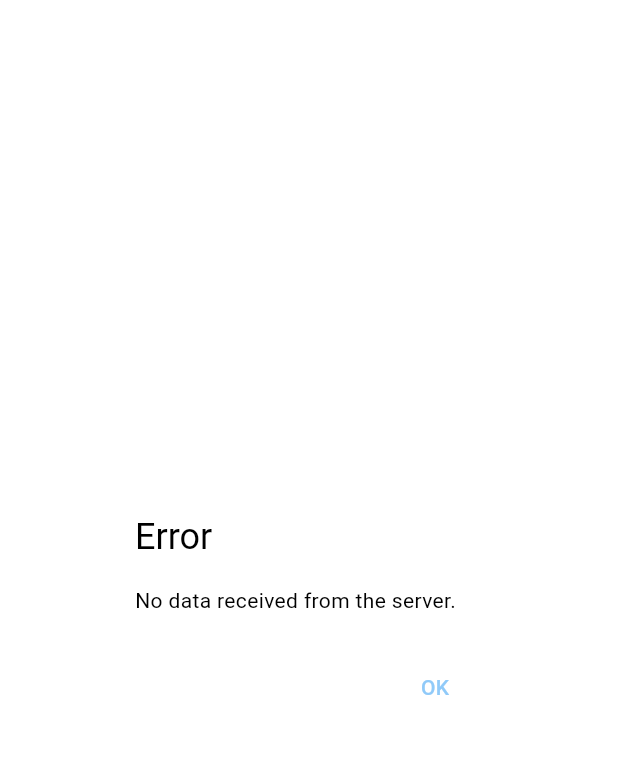
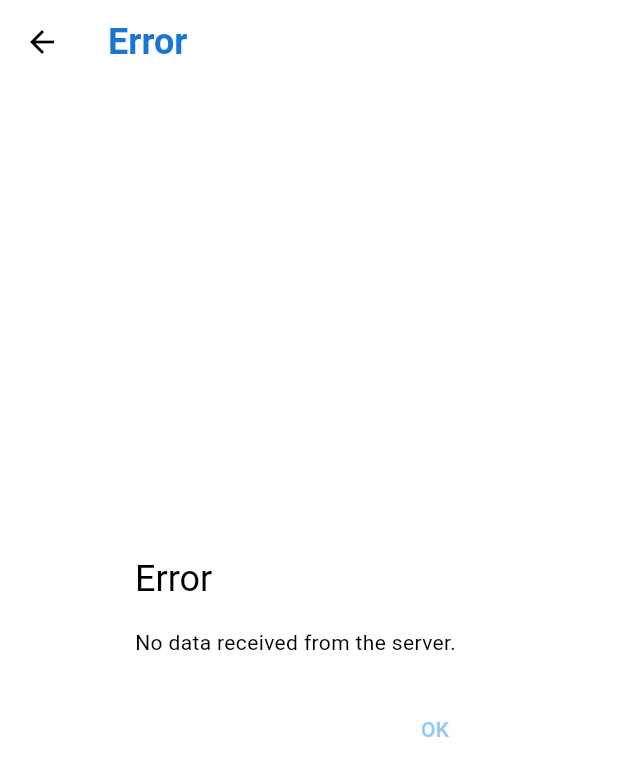
Before and after one commit to BenCrook05/puzzle_solver, a Flutter app: the ApiResponseHandler screen opened directly with empty values, on a phone screen of 412 x 824 dp. Shown: the top 776 px of the screen. Run offline on Flutter 3.47's test engine with Material 3 defaults, Android fonts, the phone set to English and light mode, and no system bars; our stand-ins replace camera, shared_preferences; accounts and stored records are empty.

Commit message:
changed buttons to inkwells to reduce lag and added error scaffold to reduce screen jumps

```diff
--- a/sodoku_solver/lib/apiresponsehandler.dart
+++ b/sodoku_solver/lib/apiresponsehandler.dart
@@ -17,47 +17,31 @@ class ApiResponseHandler extends StatelessWidget {
           print("Response data:   ");
           print(snapshot.data);
           if (snapshot.hasError) {
-            return AlertDialog(
-              title: const Text("Connection Error"),
-              content: Text("${snapshot.error}"),
-              actions: [
-                TextButton(
-                  onPressed: () => Navigator.of(context).pop(),
-                  child: const Text("OK"),
-                ),
-              ],
+            return _buildErrorScaffold(
+              context,
+              "Connection Error",
+              "${snapshot.error}",
             );
           }
           if (snapshot.data == null || snapshot.data!.isEmpty) {
-            return AlertDialog(
-              title: const Text("Error"),
-              content: const Text("No data received from the server."),
-              actions: [
-                TextButton(
-                  onPressed: () => Navigator.of(context).pop(),
-                  child: const Text("OK"),
-                ),
-              ],
+            return _buildErrorScaffold(
+              context,
+              "Error",
+              "No data received from the server.",
             );
           }
           try {
             var responseData = jsonDecode(snapshot.data ?? '');
             String responseFlag = responseData["flag"];
             if (responseFlag == "error") {
-              return AlertDialog(
-                title: const Text("Error"),
-                content: Text(responseData["message"]),
-                actions: [
-                  TextButton(
-                    onPressed: () => Navigator.of(context).pop(),
-                    child: const Text("OK"),
-                  ),
-                ],
+              return _buildErrorScaffold(
+                context,
+                "Error",
+                responseData["message"] ?? "An error occurred",
               );
             } else if (responseFlag == "success") {
               var originalData = responseData["original_grid"];
               var solutionData = responseData["solution"];
-              // grids returned as 2d arrays of each box
               List<int> originalDataList = _convertGridToList(originalData);
               List<int> solutionDataList = _convertGridToList(solutionData);
               return DisplayPictureScreen(
@@ -68,33 +52,72 @@ class ApiResponseHandler extends StatelessWidget {
                 fileName: "",
               );
             } else {
-              return AlertDialog(
-                title: const Text("Error"),
-                content: const Text("Unknown error"),
-                actions: [
-                  TextButton(
-                    onPressed: () => Navigator.of(context).pop(),
-                    child: const Text("OK"),
-                  ),
-                ],
+              return _buildErrorScaffold(
+                context,
+                "Error",
+                "Unknown error",
               );
             }
           } catch (e) {
-            return AlertDialog(
-              title: const Text("Error"),
-              content: Text("Failed to parse data from server: response: $e"),
-              actions: [
-                TextButton(
-                  onPressed: () => Navigator.of(context).pop(),
-                  child: const Text("OK"),
-                ),
-              ],
+            return _buildErrorScaffold(
+              context,
+              "Error",
+              "Failed to parse data from server: response: $e",
             );
           }
         } else {
-          return const Center(child: CircularProgressIndicator());
+          return Scaffold(
+            appBar: AppBar(
+              title: const Text("Solving..."),
+              titleTextStyle: TextStyle(
+                color: Theme.of(context).colorScheme.onPrimary,
+                fontSize: 24,
+                fontWeight: FontWeight.bold,
+              ),
+              backgroundColor: Theme.of(context).colorScheme.surface,
+            ),
+            body: const Center(
+              child: Column(
+                mainAxisAlignment: MainAxisAlignment.center,
+                children: [
+                  CircularProgressIndicator(),
+                  SizedBox(height: 20),
+                  Text(
+                    "Analyzing and solving...",
+                    style: TextStyle(fontSize: 16),
+                  ),
+                ],
+              ),
+            ),
+          );
         }
       },
+    );
+  }
+
+  Widget _buildErrorScaffold(BuildContext context, String title, String message) {
+    return Scaffold(
+      appBar: AppBar(
+        title: Text(title),
+        titleTextStyle: TextStyle(
+          color: Theme.of(context).colorScheme.onPrimary,
+          fontSize: 24,
+          fontWeight: FontWeight.bold,
+        ),
+        backgroundColor: Theme.of(context).colorScheme.surface,
+      ),
+      body: Center(
+        child: AlertDialog(
+          title: Text(title),
+          content: Text(message),
+          actions: [
+            TextButton(
+              onPressed: () => Navigator.of(context).pop(),
+              child: const Text("OK"),
+            ),
+          ],
+        ),
+      ),
     );
   }
 
```
Also changed, not shown: sodoku_solver/lib/gridviewdisplay.dart (+11 -52 lines).
